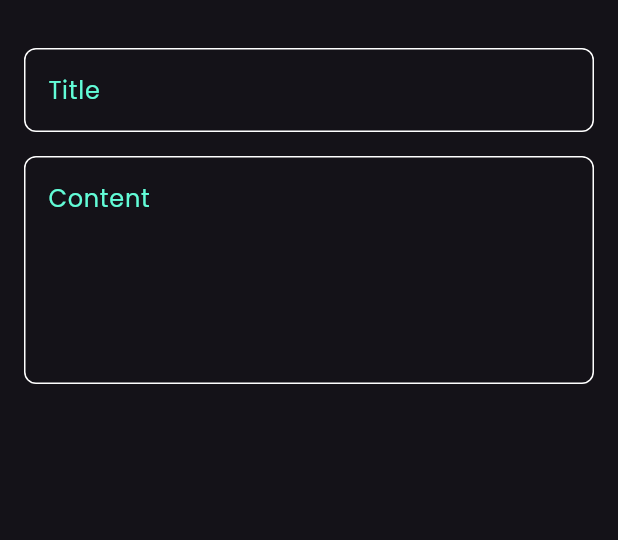
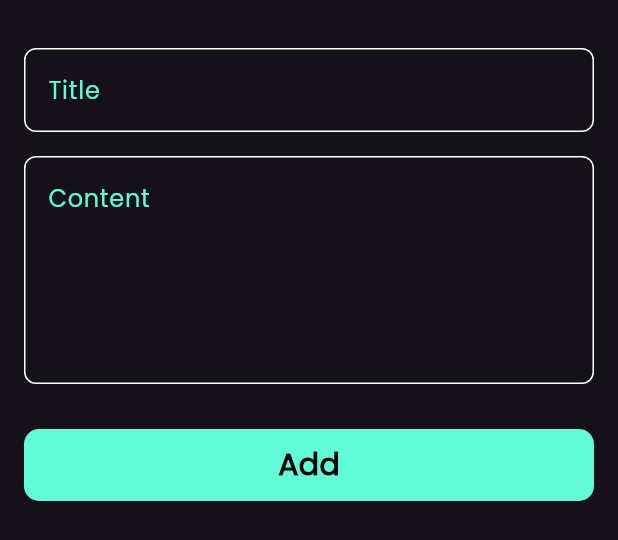
Before and after one commit to anasbouzi/notes-app, a Flutter app: the AddNoteBottomSheet widget shown alone on an empty page, opened directly, on a phone screen of 412 x 824 dp. Shown: the top 540 px of the screen. Run offline on Flutter 3.47's test engine with Material 3 defaults, Android fonts, the phone set to English and light mode, and no system bars; our stand-ins replace font_awesome_flutter.

Commit message:
finish notes bottom sheet

```diff
--- a/lib/views/widgets/add_note_bottom_sheet.dart
+++ b/lib/views/widgets/add_note_bottom_sheet.dart
@@ -1,4 +1,7 @@
 import 'package:flutter/material.dart';
+import 'package:flutter/widgets.dart';
+import 'package:notes/constant.dart';
+import 'package:notes/views/widgets/custom_buttom.dart';
 import 'package:notes/views/widgets/custom_text_field.dart';
 
 class AddNoteBottomSheet extends StatelessWidget {
@@ -7,6 +10,7 @@ class AddNoteBottomSheet extends StatelessWidget {
   Widget build(BuildContext context) {
     return const Padding(
       padding: EdgeInsets.symmetric(horizontal: 16),
+      child: SingleChildScrollView(
         child: Column(
           children: [
             SizedBox(
@@ -16,12 +20,22 @@ class AddNoteBottomSheet extends StatelessWidget {
               hintText: 'Title',
               textInputAction: TextInputAction.next,
             ),
-          SizedBox(height: 16,),
+            SizedBox(
+              height: 16,
+            ),
             CustomTextField(
               hintText: 'Content',
               maxLines: 5,
             ),
+            SizedBox(
+              height: 30,
+            ),
+            CustomButton(),
+            SizedBox(
+              height: 16,
+            ),
           ],
+        ),
       ),
     );
   }
--- /dev/null
+++ b/lib/views/widgets/custom_buttom.dart
@@ -0,0 +1,25 @@
+import 'package:flutter/material.dart';
+import 'package:notes/constant.dart';
+
+class CustomButton extends StatelessWidget {
+  const CustomButton({super.key});
+
+  @override
+  Widget build(BuildContext context) {
+    return Container(
+      width: MediaQuery.of(context).size.width,
+      height: 48,
+      decoration: BoxDecoration(
+        color: const Color(KprimaryColorValue),
+        borderRadius: BorderRadius.circular(10),
+      ),
+      child: const Center(
+        child: Text(
+          "Add",
+          style: TextStyle(
+              fontSize: 20, color: Colors.black, fontWeight: FontWeight.bold),
+        ),
+      ),
+    );
+  }
+}
```
Lines whose indentation alone changed are shown as unchanged.
